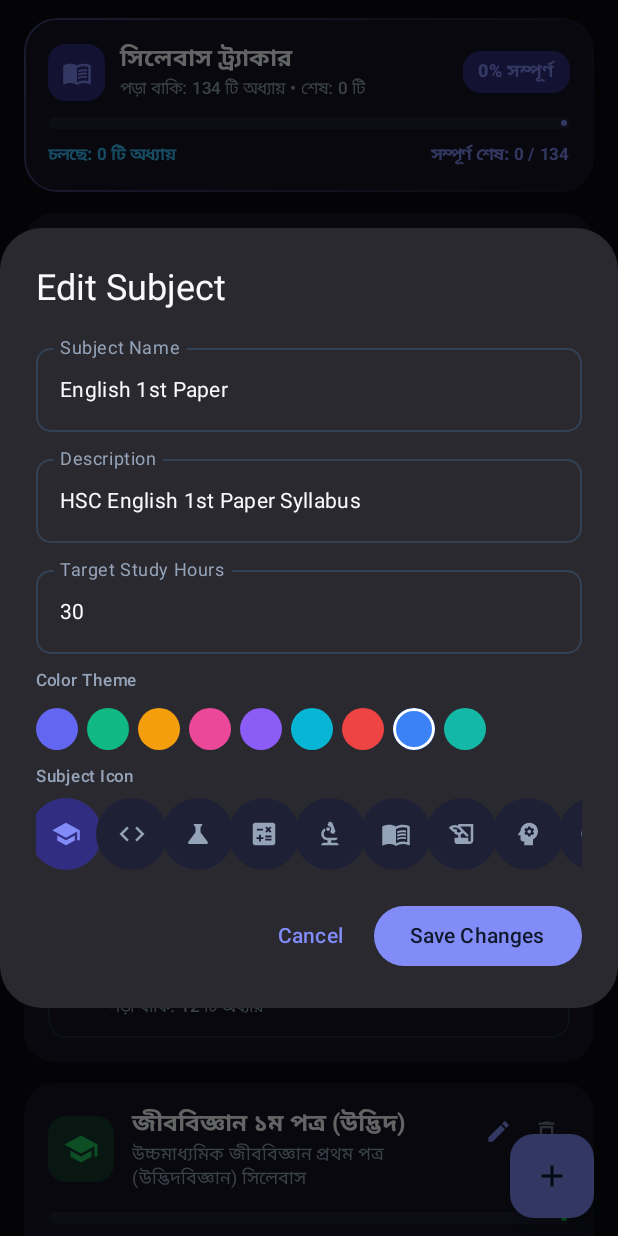
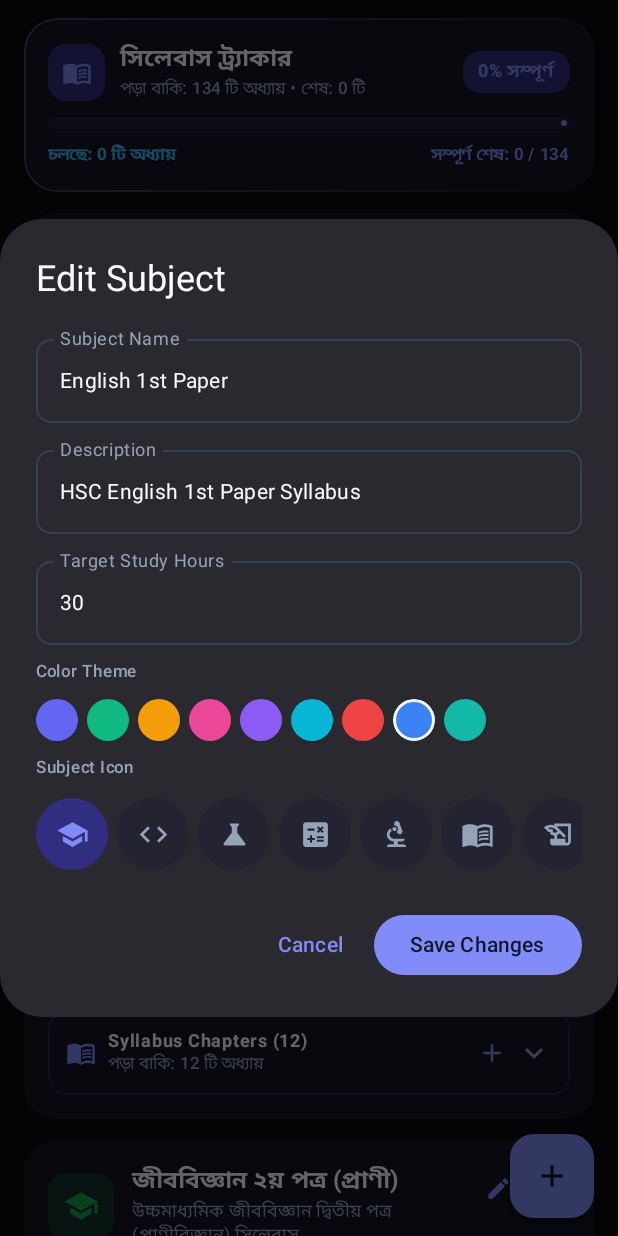
Before and after one commit to Niloy-Track-Dev/Focentra, an Android app built with Jetpack Compose: the composable SubjectsScreen shown on its own in the app's theme, after a tap on "Edit Subject", on a phone screen of 412 x 824 dp. Run offline under Robolectric (Android 15) with nearby library versions, the phone set to English and light mode, and no system bars; our stand-ins replace Room's generated code.

```diff
--- a/app/build.gradle.kts
+++ b/app/build.gradle.kts
@@ -26,8 +26,8 @@ android {
     applicationId = "com.niloy.focentra"
     minSdk = 24
     targetSdk = 36
-    versionCode = 53
-    versionName = "7.1.7"
+    versionCode = 54
+    versionName = "7.1.8"
 
     testInstrumentationRunner = "androidx.test.runner.AndroidJUnitRunner"
   }
--- a/app/src/main/java/com/niloy/focentra/ui/screens/SubjectsScreen.kt
+++ b/app/src/main/java/com/niloy/focentra/ui/screens/SubjectsScreen.kt
@@ -524,80 +524,6 @@ fun SubjectDetailCard(
 
             Spacer(modifier = Modifier.height(12.dp))
 
-            Surface(
-                modifier = Modifier.fillMaxWidth(),
-                shape = RoundedCornerShape(12.dp),
-                color = MaterialTheme.colorScheme.surface,
-                border = androidx.compose.foundation.BorderStroke(1.dp, MaterialTheme.colorScheme.outlineVariant)
-            ) {
-                Column(
-                    modifier = Modifier.padding(horizontal = 12.dp, vertical = 8.dp),
-                    verticalArrangement = Arrangement.spacedBy(4.dp)
-                ) {
-                    Row(
-                        modifier = Modifier.fillMaxWidth(),
-                        verticalAlignment = Alignment.CenterVertically
-                    ) {
-                        Text(
-                            text = "Topics (${topics.size})",
-                            style = MaterialTheme.typography.labelMedium.copy(fontWeight = FontWeight.Bold),
-                            color = MaterialTheme.colorScheme.onSurface,
-                            modifier = Modifier.weight(1f)
-                        )
-                        IconButton(onClick = onAddTopicClick, modifier = Modifier.size(36.dp)) {
-                            Icon(
-                                imageVector = Icons.Default.Add,
-                                contentDescription = "Add Topic",
-                                tint = MaterialTheme.colorScheme.primary,
-                                modifier = Modifier.size(20.dp)
-                            )
-                        }
-                    }
-
-                    if (topics.isEmpty()) {
-                        Text(
-                            text = "No topics yet. Add topics to organize this subject.",
-                            style = MaterialTheme.typography.bodySmall,
-                            color = MaterialTheme.colorScheme.onSurfaceVariant,
-                            modifier = Modifier.padding(bottom = 4.dp)
-                        )
-                    } else {
-                        topics.forEach { topic ->
-                            Row(
-                                modifier = Modifier.fillMaxWidth(),
-                                verticalAlignment = Alignment.CenterVertically
-                            ) {
-                                Icon(
-                                    imageVector = Icons.Default.SubdirectoryArrowRight,
-                                    contentDescription = null,
-                                    tint = MaterialTheme.colorScheme.primary,
-                                    modifier = Modifier.size(18.dp)
-                                )
-                                Spacer(modifier = Modifier.width(8.dp))
-                                Text(
-                                    text = topic.name,
-                                    style = MaterialTheme.typography.bodySmall,
-                                    color = MaterialTheme.colorScheme.onSurface,
-                                    maxLines = 2,
-                                    overflow = TextOverflow.Ellipsis,
-                                    modifier = Modifier.weight(1f)
-                                )
-                                IconButton(onClick = { onDeleteTopic(topic) }, modifier = Modifier.size(32.dp)) {
-                                    Icon(
-                                        imageVector = Icons.Default.DeleteOutline,
-                                        contentDescription = "Delete topic",
-                                        tint = MaterialTheme.colorScheme.onSurfaceVariant,
-                                        modifier = Modifier.size(18.dp)
-                                    )
-                                }
-                            }
-                        }
-                    }
-                }
-            }
-
-            Spacer(modifier = Modifier.height(12.dp))
-
             // Dropdown / Expandable Chapters Section
             var isChapterDropdownExpanded by remember { mutableStateOf(false) }
 
@@ -900,26 +826,30 @@ private fun SubjectIconSelector(
     onIconSelected: (String) -> Unit
 ) {
     Row(
-        modifier = Modifier.horizontalScroll(rememberScrollState()),
-        horizontalArrangement = Arrangement.spacedBy(4.dp)
+        modifier = Modifier
+            .fillMaxWidth()
+            .horizontalScroll(rememberScrollState())
+            .padding(vertical = 4.dp, horizontal = 2.dp),
+        horizontalArrangement = Arrangement.spacedBy(10.dp),
+        verticalAlignment = Alignment.CenterVertically
     ) {
         icons.forEach { iconName ->
             val isSelected = selectedIcon == iconName
             IconButton(
                 onClick = { onIconSelected(iconName) },
                 modifier = Modifier
-                    .size(40.dp)
+                    .size(44.dp)
                     .clip(CircleShape)
                     .background(
                         if (isSelected) MaterialTheme.colorScheme.primaryContainer
-                        else MaterialTheme.colorScheme.surfaceVariant
+                        else MaterialTheme.colorScheme.surfaceVariant.copy(alpha = 0.6f)
                     )
             ) {
                 Icon(
                     imageVector = getSubjectIcon(iconName),
                     contentDescription = iconName,
                     tint = if (isSelected) MaterialTheme.colorScheme.primary else MaterialTheme.colorScheme.onSurfaceVariant,
-                    modifier = Modifier.size(20.dp)
+                    modifier = Modifier.size(22.dp)
                 )
             }
         }
```
